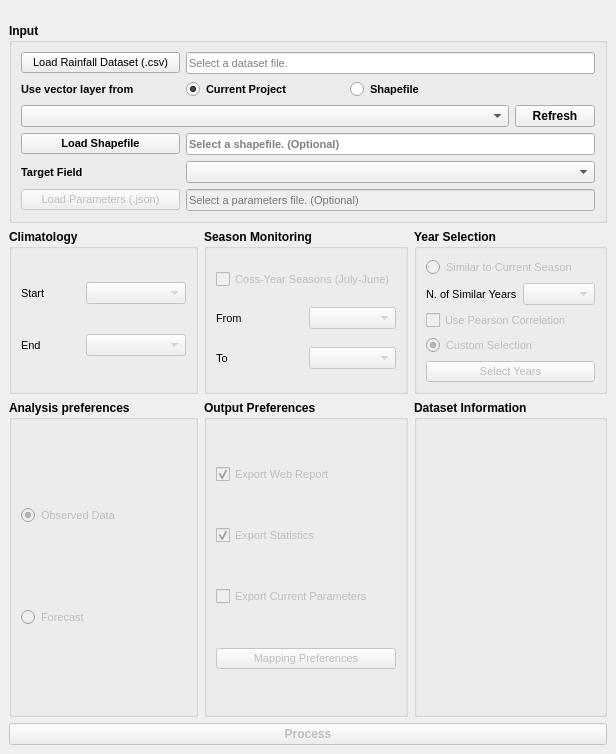
Before: the Qt Designer form qsmpg_dialog_base.ui in JuanPDiazL/SMPG, drawn with Qt 5.
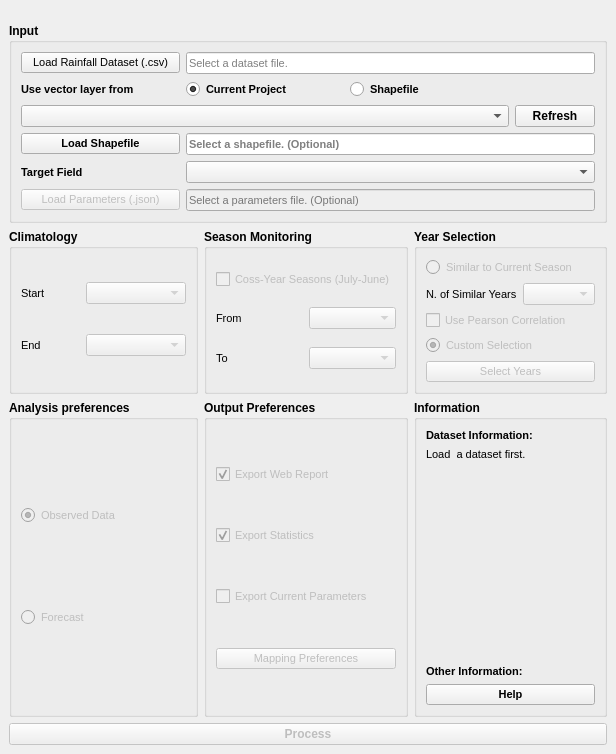
After: the same form once the commit is applied. Icons and pictures are not drawn.

Commit message: Improvements(GUI): added help button.

Patch:
```diff
--- a/qsmpg_dialog_base.ui
+++ b/qsmpg_dialog_base.ui
@@ -766,10 +766,24 @@
          </font>
         </property>
         <property name="title">
-         <string>Dataset Information</string>
+         <string>Information</string>
         </property>
         <layout class="QGridLayout" name="gridLayout_11">
-         <item row="0" column="0">
+         <item row="4" column="0">
+          <widget class="QPushButton" name="helpButton">
+           <property name="font">
+            <font>
+             <pointsize>8</pointsize>
+             <weight>75</weight>
+             <bold>true</bold>
+            </font>
+           </property>
+           <property name="text">
+            <string>Help</string>
+           </property>
+          </widget>
+         </item>
+         <item row="1" column="0">
           <widget class="QLabel" name="datasetInfoLabel">
            <property name="font">
             <font>
@@ -779,11 +793,11 @@
             </font>
            </property>
            <property name="text">
-            <string/>
+            <string>Load  a dataset first.</string>
            </property>
           </widget>
          </item>
-         <item row="1" column="0">
+         <item row="2" column="0">
           <spacer name="verticalSpacer">
            <property name="orientation">
             <enum>Qt::Vertical</enum>
@@ -791,11 +805,39 @@
            <property name="sizeHint" stdset="0">
             <size>
              <width>20</width>
-             <height>40</height>
+             <height>0</height>
             </size>
            </property>
           </spacer>
          </item>
+         <item row="0" column="0">
+          <widget class="QLabel" name="label_3">
+           <property name="font">
+            <font>
+             <pointsize>8</pointsize>
+             <weight>75</weight>
+             <bold>true</bold>
+            </font>
+           </property>
+           <property name="text">
+            <string>Dataset Information:</string>
+           </property>
+          </widget>
+         </item>
+         <item row="3" column="0">
+          <widget class="QLabel" name="label_4">
+           <property name="font">
+            <font>
+             <pointsize>8</pointsize>
+             <weight>75</weight>
+             <bold>true</bold>
+            </font>
+           </property>
+           <property name="text">
+            <string>Other Information:</string>
+           </property>
+          </widget>
+         </item>
         </layout>
        </widget>
       </item>
```
The commit also changes 1 other file.
